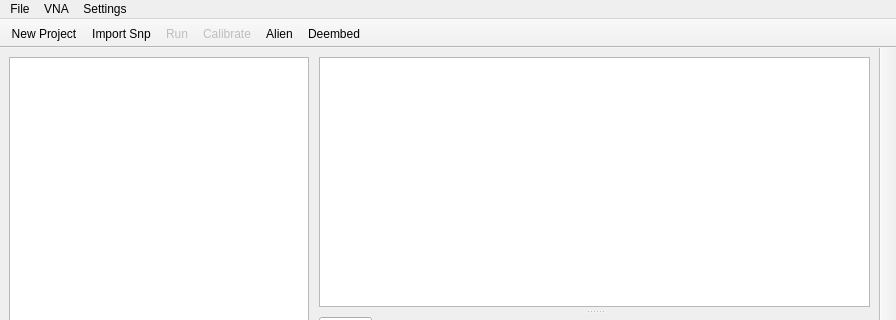
Old version of the form UI/MainWindow.ui in the repository Belden-Montreal/SNP-Cable-Analyser; both pictures show x 0 to 896 and y 0 to 320 of the 896 by 724 pixel window.
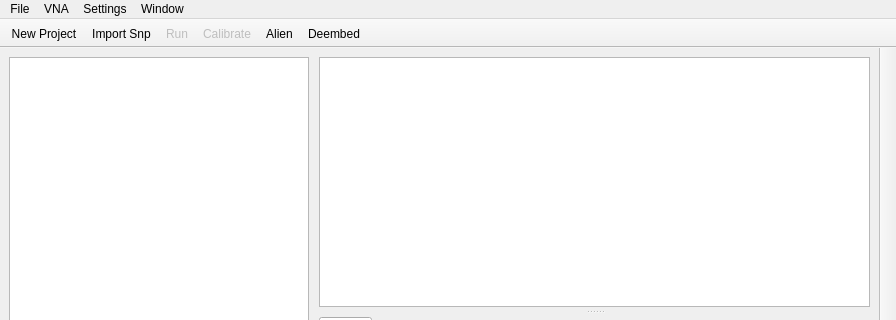
New version of the form. Icons and pictures are not drawn. Custom widgets are drawn as their Qt base class.

Patch:
```diff
--- a/UI/MainWindow.ui
+++ b/UI/MainWindow.ui
@@ -262,9 +262,16 @@
     <addaction name="separator"/>
     <addaction name="actionWho_am_I"/>
    </widget>
+   <widget class="QMenu" name="menuWindow">
+    <property name="title">
+     <string>Window</string>
+    </property>
+    <addaction name="actionShow_Log"/>
+   </widget>
    <addaction name="menuFile"/>
    <addaction name="menuVNA"/>
    <addaction name="menuSettings"/>
+   <addaction name="menuWindow"/>
   </widget>
   <action name="actionImport_SnP">
    <property name="text">
```
Left out of the diff: 5 changed lines with no effect on the pictures.
